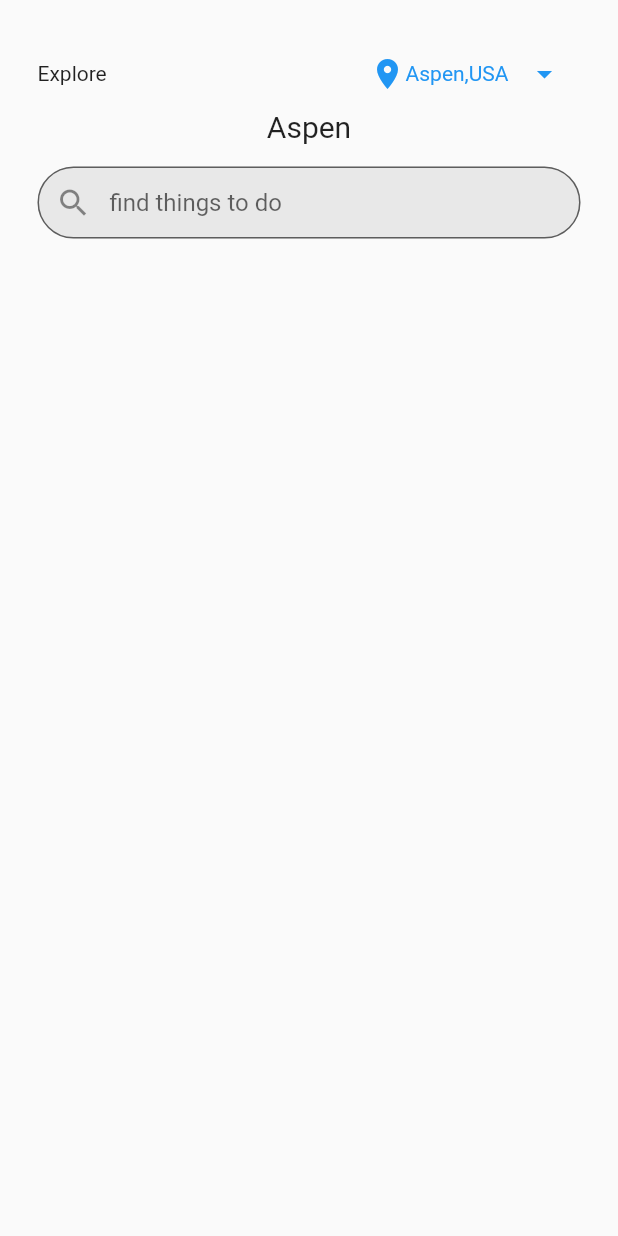
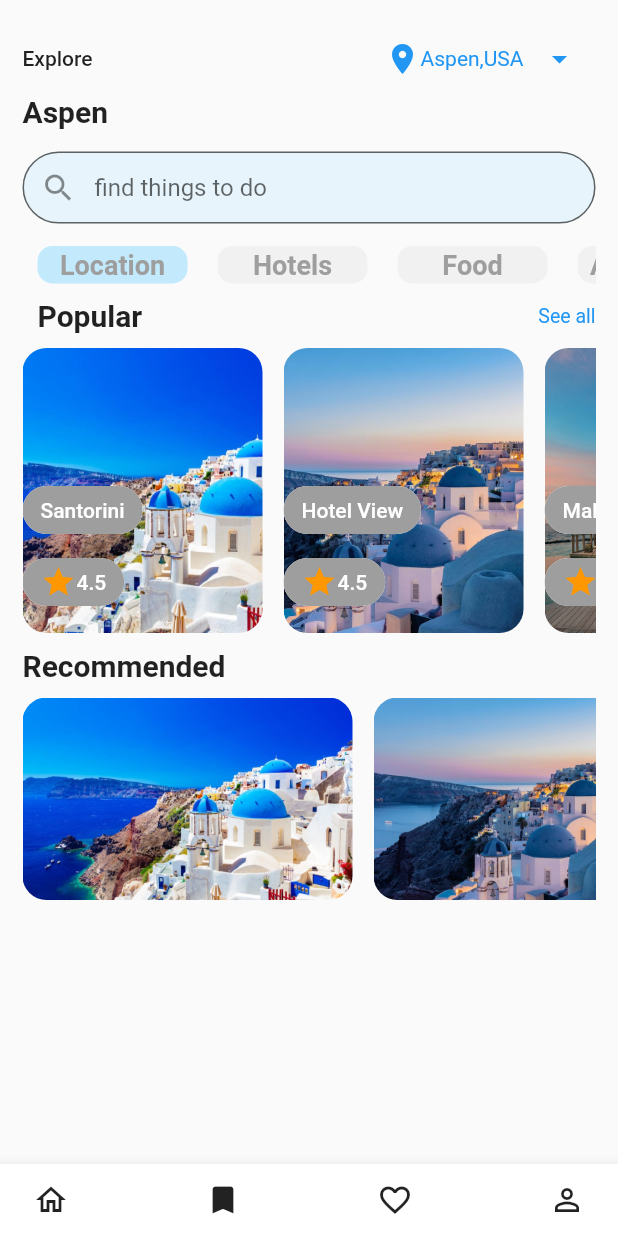
Before and after one commit to SabihaUddin/Travel_app_design, a Flutter app: the HomePage screen opened directly, on a phone screen of 412 x 824 dp. Run offline on Flutter 3.47's test engine with Material 2 defaults, Android fonts, the phone set to English and light mode, and no system bars; Roboto replaces fonts that are missing (TradeWinds).

Commit message:
HomePage Design

```diff
--- /dev/null
+++ b/lib/place_model.dart
@@ -0,0 +1,56 @@
+class PlaceDetails {
+  final String image, title, description;
+  final double price, rating;
+
+  PlaceDetails(
+      {required this.image,
+      required this.title,
+      required this.description,
+      required this.price,
+      required this.rating});
+}
+
+List<PlaceDetails> placeDetails = [
+  PlaceDetails(
+      image: 'images/santorini.jpg',
+      title: 'Santorini',
+      description:
+          'Santorini, Greece is one of the ultimate getaway destinations for a number of reasons. The small island has deep traditional roots, breathtaking views around every corner and is bursting with unique flavors.',
+      price: 235,
+      rating: 4.5),
+  PlaceDetails(
+      image: 'images/santorini_hotel.jpg',
+      title: 'Hotel View',
+      description:
+      'Santorini, Greece is one of the ultimate getaway destinations for a number of reasons. The small island has deep traditional roots, breathtaking views around every corner and is bursting with unique flavors.',
+      price: 235,
+      rating: 4.5),
+  PlaceDetails(
+      image: 'images/The Nautilus Maldives.jpg',
+      title: 'Maldives',
+      description:
+      'Santorini, Greece is one of the ultimate getaway destinations for a number of reasons. The small island has deep traditional roots, breathtaking views around every corner and is bursting with unique flavors.',
+      price: 235,
+      rating: 4.5),
+  PlaceDetails(
+      image: 'images/resort-maldives-bungalowss.jpg',
+      title: 'Maldives Hotel',
+      description:
+      'Santorini, Greece is one of the ultimate getaway destinations for a number of reasons. The small island has deep traditional roots, breathtaking views around every corner and is bursting with unique flavors.',
+      price: 235,
+      rating: 4.5),
+  PlaceDetails(
+      image: 'images/santorini.jpg',
+      title: 'Santorini',
+      description:
+      'Santorini, Greece is one of the ultimate getaway destinations for a number of reasons. The small island has deep traditional roots, breathtaking views around every corner and is bursting with unique flavors.',
+      price: 235,
+      rating: 4.5),
+  PlaceDetails(
+      image: 'images/santorini.jpg',
+      title: 'Santorini',
+      description:
+      'Santorini, Greece is one of the ultimate getaway destinations for a number of reasons. The small island has deep traditional roots, breathtaking views around every corner and is bursting with unique flavors.',
+      price: 235,
+      rating: 4.5),
+];
--- /dev/null
+++ b/lib/screens/DetailsPage/details_page.dart
@@ -0,0 +1,13 @@
+import 'package:flutter/material.dart';
+class DetailsPage extends StatelessWidget {
+  const DetailsPage({Key? key}) : super(key: key);
+
+  @override
+  Widget build(BuildContext context) {
+    return Scaffold(
+      appBar: AppBar(
+
+      ),
+    );
+  }
+}
--- a/lib/screens/HomePage/Constant/categories.dart
+++ b/lib/screens/HomePage/Constant/categories.dart
@@ -0,0 +1,55 @@
+
+import 'package:flutter/material.dart';
+
+class Categories extends StatefulWidget {
+  const Categories({Key? key}) : super(key: key);
+
+  @override
+  State<Categories> createState() => _CategoriesState();
+}
+
+class _CategoriesState extends State<Categories> {
+  List<String> categories = ['Location', 'Hotels','Food', 'Adventure', 'Price Range'];
+  int selectedIndex = 0;
+
+  @override
+  Widget build(BuildContext context) {
+    return Container(
+      height: 25,
+      child: ListView.builder(
+          scrollDirection: Axis.horizontal,
+          itemCount: categories.length,
+          itemBuilder: (context, index) {
+            return buildText(index);
+          }),
+    );
+  }
+
+  Widget buildText(int index) {
+    return GestureDetector(
+        onTap: () {
+          setState(() {
+            selectedIndex = index;
+          });
+        },
+        child: Padding(
+          padding: const EdgeInsets.symmetric(horizontal: 10),
+          child:
+          Container(height: 90,
+            width:100 ,
+            decoration:BoxDecoration(borderRadius: BorderRadius.circular(10),
+              color: selectedIndex==index?Colors.lightBlueAccent.withOpacity(.3):Colors.grey.withOpacity(.1),
+            ),
+            child: Center(
+              child: Text(
+                categories[index],
+                style: const TextStyle(
+                    fontWeight: FontWeight.bold,
+                    color: Colors.grey,
+                    fontSize: 18),
+              ),
+            ),
+          ),
+        ));
+  }
+}
--- /dev/null
+++ b/lib/screens/HomePage/Constant/item_card.dart
@@ -0,0 +1,81 @@
+import 'package:flutter/material.dart';
+import 'package:travel_app/place_model.dart';
+import 'package:travel_app/screens/DetailsPage/details_page.dart';
+
+class ItemCard extends StatelessWidget {
+  final PlaceDetails placeDetails;
+  final VoidCallback press;
+
+  const ItemCard({Key? key, required this.placeDetails, required this.press})
+      : super(key: key);
+
+  @override
+  Widget build(BuildContext context) {
+    Size size = MediaQuery.of(context).size;
+    return GestureDetector(
+      onTap: press,
+      child: Container(
+        margin: EdgeInsets.only(right: 14),
+        child: Stack(
+          children: [
+            ClipRRect(
+              borderRadius: BorderRadius.circular(16),
+              child: Container(
+                height: 190,
+                width: 160,
+                child: Image.asset(
+                  placeDetails.image,
+                  fit: BoxFit.cover,
+                ),
+              ),
+            ),
+            Container(
+              height: 180,
+              width: 150,
+              child: Column(
+                crossAxisAlignment: CrossAxisAlignment.start,
+                mainAxisAlignment: MainAxisAlignment.end,
+                children: [
+                  /*Container(
+                    height: 40,
+                    width: 100,
+                    decoration: BoxDecoration(
+                        borderRadius: BorderRadius.circular(10),
+                        color: Colors.grey),
+                    child: Center(child: Text(placeDetails.title),),
+                  )*/
+                  Chip(
+                      backgroundColor: Colors.grey,
+                      label: Text(
+                        placeDetails.title,
+                        style: TextStyle(color: Colors.white),
+                      )),
+                  Row(
+                    children: [
+                      Chip(
+                          backgroundColor: Colors.grey,
+                          label: Row(
+                            children: [
+                              Icon(
+                                Icons.star,
+                                color: Colors.orange,
+                              ),
+                              Text(
+                                "${placeDetails.rating}",
+                                style: TextStyle(color: Colors.white),
+                              ),
+                            ],
+                          )
+                      ),
+
+                    ],
+                  )
+                ],
+              ),
+            )
+          ],
+        ),
+      ),
+    );
+  }
+}
--- a/lib/screens/HomePage/home_page.dart
+++ b/lib/screens/HomePage/home_page.dart
@@ -1,4 +1,10 @@
 import 'package:flutter/material.dart';
+import 'package:travel_app/screens/DetailsPage/details_page.dart';
+import 'package:travel_app/screens/HomePage/Constant/categories.dart';
+import 'package:travel_app/screens/HomePage/Constant/item_card.dart';
+import 'package:travel_app/place_model.dart';
+import 'package:travel_app/screens/HomePage/popular_itemCard.dart';
+import '../../place_model.dart';
 
 class HomePage extends StatefulWidget {
   const HomePage({Key? key}) : super(key: key);
@@ -11,15 +17,29 @@ class _HomePageState extends State<HomePage> {
   @override
   Widget build(BuildContext context) {
     return Scaffold(
+      bottomNavigationBar: BottomAppBar(
+        child:Padding(
+          padding: const EdgeInsets.only(left: 10,right: 10),
+          child: Row(
+            mainAxisAlignment: MainAxisAlignment.spaceBetween,
+            children: [
+              IconButton(icon: Icon(Icons.home_outlined), onPressed: () {}),
+              IconButton(icon: Icon(Icons.bookmark), onPressed: () {}),
+              IconButton(icon: Icon(Icons.favorite_outline), onPressed: () {}),
+              IconButton(icon: Icon(Icons.person_outline), onPressed: () {}),
+            ],
+          ),
+        ),),
       body: Padding(
-        padding: const EdgeInsets.all(25),
+        padding: const EdgeInsets.all(15),
         child: Column(
+          crossAxisAlignment: CrossAxisAlignment.start,
           children: [
             Row(
               mainAxisAlignment: MainAxisAlignment.spaceBetween,
               children: [
                 const Text(
-                  'Explore',
+                  'Explore',style: TextStyle(fontWeight: FontWeight.w500),
                 ),
                 Row(
                   children: [
@@ -41,9 +61,9 @@ class _HomePageState extends State<HomePage> {
                 )
               ],
             ),
-             Text(
+            const Text(
               'Aspen',
-              style: TextStyle(fontSize: 20),
+              style: TextStyle(fontSize: 20, fontWeight: FontWeight.bold),
             ),
             const SizedBox(
               height: 15,
@@ -51,17 +71,63 @@ class _HomePageState extends State<HomePage> {
             TextField(
               decoration: InputDecoration(
                 border: const OutlineInputBorder(
-                  borderRadius: BorderRadius.all(Radius.circular(24)),
-                  borderSide: BorderSide(color: Colors.white)
+                    borderRadius: BorderRadius.all(Radius.circular(24)),
+                    borderSide: BorderSide(color: Colors.white)
                 ),
                 filled: true,
-                fillColor: Colors.grey.withOpacity(.2),
+                fillColor: Colors.lightBlueAccent.withOpacity(.1),
                 prefixIcon: const Icon(Icons.search),
                 hintText: 'find things to do',
-                contentPadding: EdgeInsets.all(6),
+                contentPadding: const EdgeInsets.all(6),
               ),
             ),
-            SizedBox(height: 20,),
+            const SizedBox(height: 15,),
+            const Categories(),
+            const SizedBox(height: 10,),
+            Padding(
+              padding: const EdgeInsets.only(left: 10),
+              child: Row(
+                mainAxisAlignment: MainAxisAlignment.spaceBetween,
+                children: const [
+                  Text('Popular', style: TextStyle(
+                      fontSize: 20, fontWeight: FontWeight.bold),),
+                  Text('See all',
+                      style: TextStyle(fontSize: 13, color: Colors.blue)),
+                ],
+              ),
+            ),
+            const SizedBox(height: 10,),
+            Container(
+              height: 200,
+              child: ListView.builder(
+                  scrollDirection: Axis.horizontal,
+                  itemCount: placeDetails.length,
+                  shrinkWrap: true,
+                  itemBuilder: (context, index) {
+                    return ItemCard(placeDetails: placeDetails[index],
+                      press: () =>
+                          Navigator.push(context, MaterialPageRoute(
+                              builder: (context) => DetailsPage())),
+                    );
+                  }),
+            ),
+            const Text('Recommended',
+              style: TextStyle(fontSize: 20, fontWeight: FontWeight.bold),),
+            const SizedBox(height: 10,),
+            Container(
+              height: 140,
+              child: ListView.builder(
+                  scrollDirection: Axis.horizontal,
+                  itemCount: placeDetails.length,
+                  shrinkWrap: true,
+                  itemBuilder: (context, index) {
+                    return PopularItemCard(placeDetails: placeDetails[index],
+                      press: () =>
+                          Navigator.push(context, MaterialPageRoute(
+                              builder: (context) => DetailsPage())),
+                    );
+                  }),
+            ),
 
           ],
         ),
--- /dev/null
+++ b/lib/screens/HomePage/popular_itemCard.dart
@@ -0,0 +1,35 @@
+import 'package:flutter/material.dart';
+import 'package:travel_app/place_model.dart';
+import 'package:travel_app/screens/DetailsPage/details_page.dart';
+
+class PopularItemCard extends StatelessWidget {
+  final PlaceDetails placeDetails;
+  final VoidCallback press;
+
+  const PopularItemCard({Key? key, required this.placeDetails, required this.press})
+      : super(key: key);
+
+  @override
+  Widget build(BuildContext context) {
+    Size size = MediaQuery.of(context).size;
+    return Container(
+      margin: EdgeInsets.only(right: 14),
+      child: Stack(
+        children: [
+          ClipRRect(
+            borderRadius: BorderRadius.circular(16),
+            child: Container(
+              height:135,
+              width: 220,
+              child: Image.asset(
+                placeDetails.image,
+                fit: BoxFit.cover,
+              ),
+            ),
+          ),
+
+        ],
+      ),
+    );
+  }
+}
```
Also changed, not shown: images/The Nautilus Maldives.jpg (added), images/resort-maldives-bungalowss.jpg (added), images/santorini.jpg (added), images/santorini_hotel.jpg (added).
